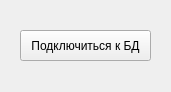
This is lib/MainWindow.ui in grisaia-dev/QT_2 as Qt 5 draws it before an edit. The edited form follows.
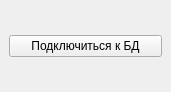
This is the edited form.

```diff
--- a/lib/MainWindow.ui
+++ b/lib/MainWindow.ui
@@ -49,19 +49,15 @@
    <enum>QTabWidget::Rounded</enum>
   </property>
   <widget class="QWidget" name="centralwidget">
+   <layout class="QGridLayout" name="gridLayout">
+    <item row="0" column="0">
    <widget class="QPushButton" name="connect_db">
-    <property name="geometry">
-     <rect>
-      <x>20</x>
-      <y>30</y>
-      <width>131</width>
-      <height>31</height>
-     </rect>
-    </property>
     <property name="text">
      <string>Подключиться к БД</string>
     </property>
    </widget>
+    </item>
+   </layout>
   </widget>
  </widget>
  <resources/>
```
Lines whose indentation alone changed are shown as unchanged.
